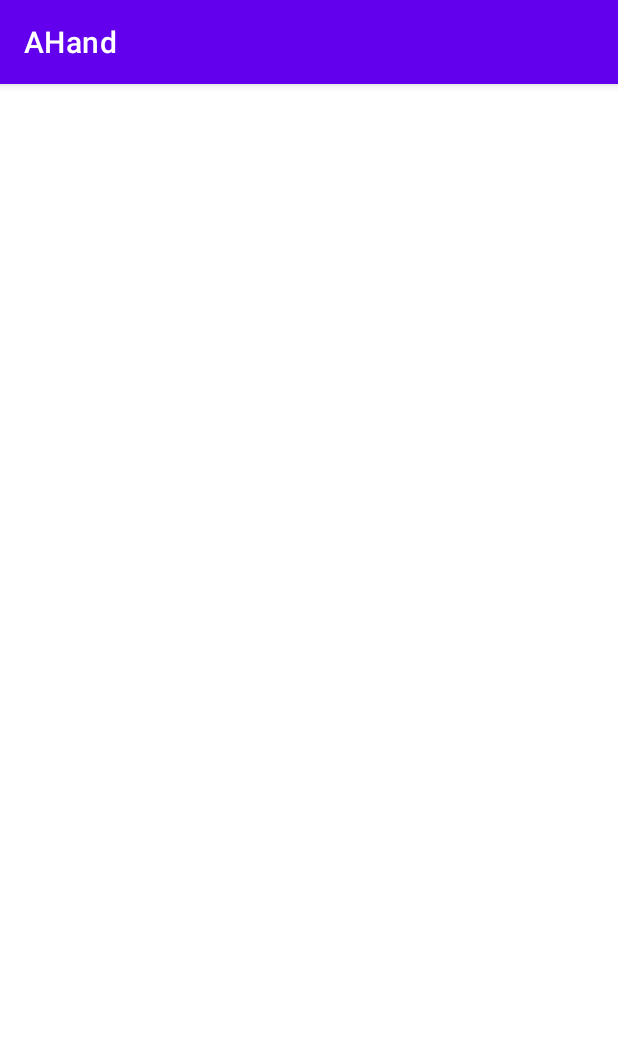
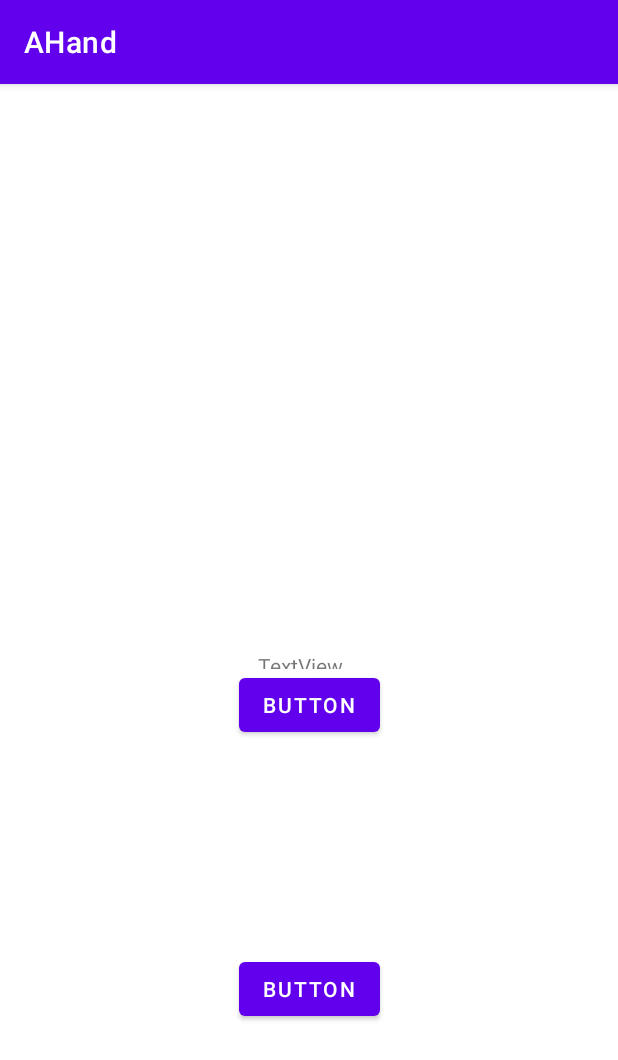
Before and after one commit to azzidahaka/Final-Project-sem-6-, an Android app: the screen it shows after launch (MainActivity), on a phone screen of 412 x 824 dp. Shown: the top 1060 px of the screen. Run offline under Robolectric (Android 15) with nearby library versions, the phone set to English and light mode, and no system bars.

Commit message:
Update activity_main.xml

```diff
--- a/app/src/main/res/layout/activity_main.xml
+++ b/app/src/main/res/layout/activity_main.xml
@@ -4,4 +4,34 @@
     xmlns:tools="http://schemas.android.com/tools"
     android:layout_width="match_parent"
     android:layout_height="match_parent"
-    tools:context=".MainActivity"/>
+    tools:context=".MainActivity">
+
+    <TextView
+        android:id="@+id/textView2"
+        android:layout_width="68dp"
+        android:layout_height="12dp"
+        android:text="TextView"
+        app:layout_constraintBottom_toBottomOf="parent"
+        app:layout_constraintEnd_toEndOf="parent"
+        app:layout_constraintStart_toStartOf="parent"
+        app:layout_constraintTop_toTopOf="parent" />
+
+    <Button
+        android:id="@+id/button5"
+        android:layout_width="wrap_content"
+        android:layout_height="wrap_content"
+        android:text="Button"
+        app:layout_constraintEnd_toEndOf="parent"
+        app:layout_constraintStart_toStartOf="parent"
+        app:layout_constraintTop_toBottomOf="@+id/textView2" />
+
+    <Button
+        android:id="@+id/button6"
+        android:layout_width="wrap_content"
+        android:layout_height="wrap_content"
+        android:text="Button"
+        app:layout_constraintBottom_toBottomOf="parent"
+        app:layout_constraintEnd_toEndOf="parent"
+        app:layout_constraintStart_toStartOf="parent"
+        app:layout_constraintTop_toBottomOf="@+id/button5" />
+</androidx.constraintlayout.widget.ConstraintLayout>
```
